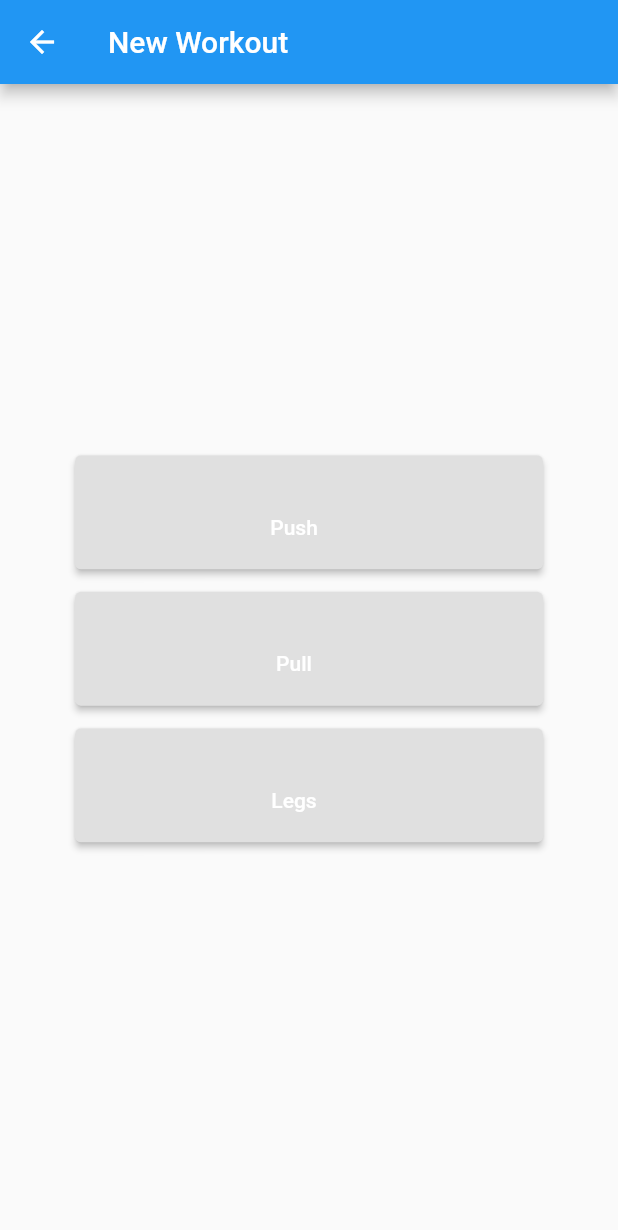
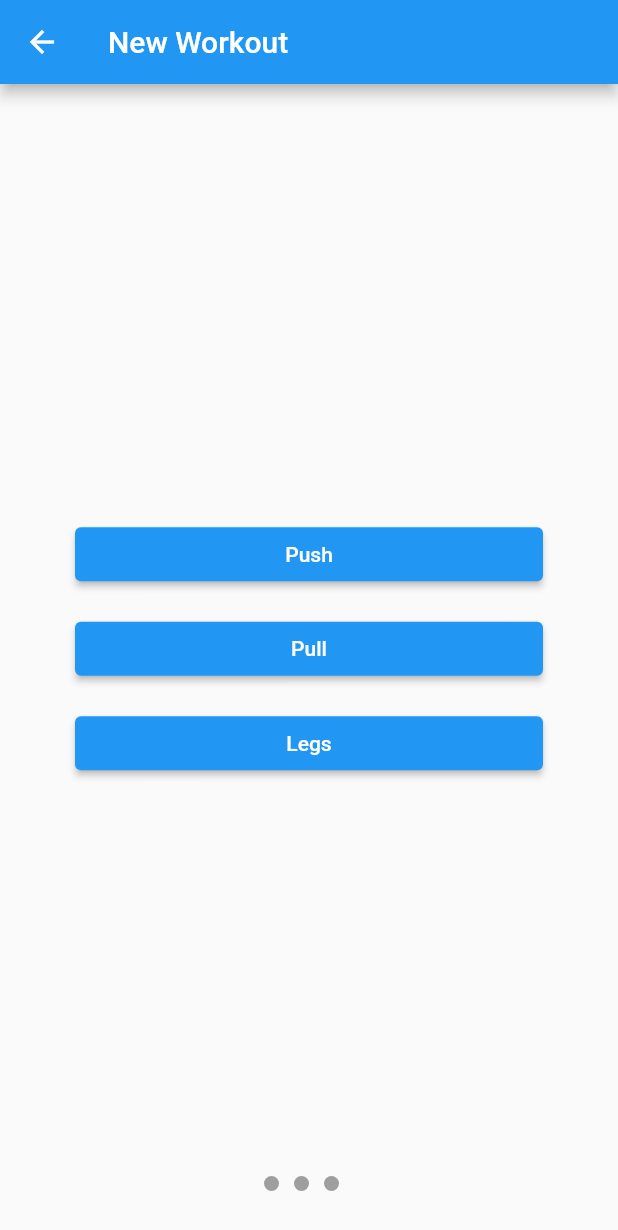
Before and after one commit to Tembero11/FitLog, a Flutter app: the AddWorkoutScreen screen opened directly, on a phone screen of 412 x 824 dp. Shown: the top 1230 px of the screen. Run offline on Flutter 3.47's test engine with Material 2 defaults, Android fonts, the phone set to English and light mode, and no system bars.

Commit message:
Add page dot indicator add workout

```diff
--- /dev/null
+++ b/lib/components/common/dot_indicator.dart
@@ -0,0 +1,53 @@
+import 'package:flutter/material.dart';
+
+class DotIndicator extends StatefulWidget {
+  final PageController controller;
+  final int pageCount;
+  const DotIndicator(
+      {super.key, required this.controller, required this.pageCount});
+
+  @override
+  State<DotIndicator> createState() => _DotIndicatorState();
+}
+
+class _DotIndicatorState extends State<DotIndicator> {
+  @override
+  void initState() {
+    widget.controller.addListener(() {
+      setState(() {});
+    });
+    super.initState();
+  }
+
+  @override
+  Widget build(BuildContext context) {
+    List<Widget> dots = [];
+
+    for (var i = 0; i < widget.pageCount; i++) {
+      dots.add(GestureDetector(
+        onTap: () => widget.controller.animateToPage(
+          i,
+          duration: const Duration(milliseconds: 200),
+          curve: Curves.easeInOut,
+        ),
+        child: Container(
+          width: 10,
+          height: 10,
+          decoration: BoxDecoration(
+            borderRadius: BorderRadius.circular(30),
+            color: widget.controller.page == i ? Colors.blue : Colors.grey,
+          ),
+        ),
+      ));
+      dots.add(const SizedBox(
+        width: 10,
+      ));
+    }
+
+    return Row(
+      mainAxisAlignment: MainAxisAlignment.center,
+      crossAxisAlignment: CrossAxisAlignment.center,
+      children: dots,
+    );
+  }
+}
--- a/lib/screens/add_workout.dart
+++ b/lib/screens/add_workout.dart
@@ -1,4 +1,5 @@
 import 'package:flutter/material.dart';
+import 'package:gym_diary/components/common/dot_indicator.dart';
 
 class AddWorkoutScreen extends StatefulWidget {
   const AddWorkoutScreen({super.key});
@@ -8,6 +9,14 @@ class AddWorkoutScreen extends StatefulWidget {
 }
 
 class _AddWorkoutScreenState extends State<AddWorkoutScreen> {
+  late PageController _pageController;
+
+  @override
+  void initState() {
+    _pageController = PageController();
+    super.initState();
+  }
+
   final workoutNames = ["Push", "Pull", "Legs"];
 
   @override
@@ -16,7 +25,10 @@ class _AddWorkoutScreenState extends State<AddWorkoutScreen> {
         appBar: AppBar(
           title: const Text("New Workout"),
         ),
-      body: PageView(
+        body: Stack(
+          children: [
+            PageView(
+              controller: _pageController,
               scrollDirection: Axis.horizontal,
               children: [
                 Center(
@@ -28,10 +40,6 @@ class _AddWorkoutScreenState extends State<AddWorkoutScreen> {
                         padding: const EdgeInsets.fromLTRB(50, 0, 50, 15),
                         child: ElevatedButton(
                           onPressed: () {},
-                    style: ElevatedButton.styleFrom(
-                      backgroundColor: Colors.grey.shade300,
-                      padding: const EdgeInsets.fromLTRB(20, 40, 40, 20),
-                    ),
                           child: Text(workoutNames[index]),
                         ),
                       );
@@ -43,6 +51,13 @@ class _AddWorkoutScreenState extends State<AddWorkoutScreen> {
                 Text("Hello world"),
               ],
             ),
-    );
+            Positioned(
+              right: 0,
+              left: 0,
+              bottom: 30,
+              child: DotIndicator(controller: _pageController, pageCount: 3),
+            )
+          ],
+        ));
   }
 }
```
Lines whose indentation alone changed are shown as unchanged.
